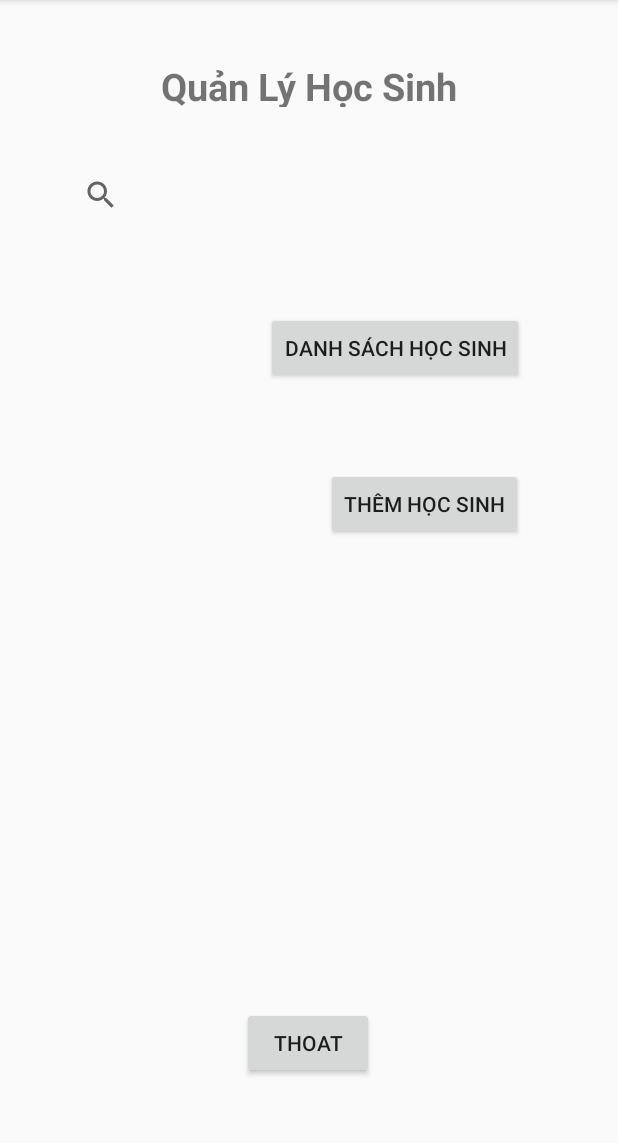
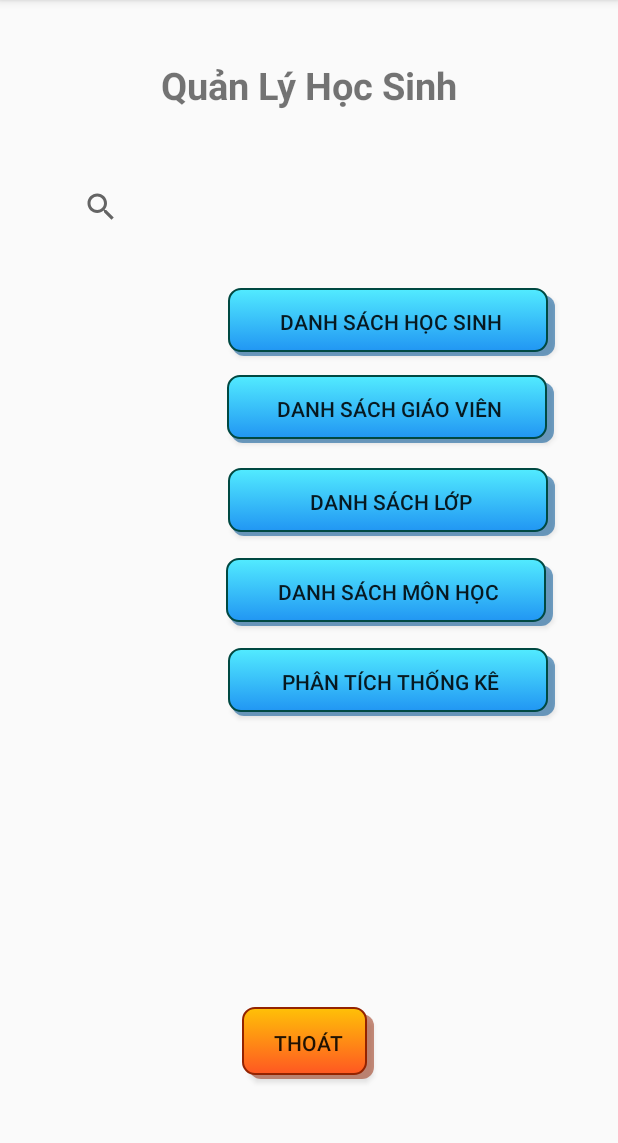
Before and after one commit to pphong/QuanLyHocSinh, an Android app: the screen it shows after launch (MainActivity), on a phone screen of 412 x 824 dp, the part 84-1227 px from its top. Run offline under Robolectric (Android 15) with nearby library versions, the phone set to English and light mode, and no system bars.

Commit message:
activity_main.xml: add new btn create new selectors: button_selector.xml, button_negative_selector.xml

```diff
--- /dev/null
+++ b/app/src/main/res/drawable/button_negative_selector.xml
@@ -0,0 +1,24 @@
+<?xml version="1.0" encoding="utf-8"?>
+<selector xmlns:android="http://schemas.android.com/apk/res/android">
+    <item>
+        <layer-list>
+            <item android:left="5dp" android:top="5dp">
+                <shape>
+                    <corners android:radius="8dp" />
+                    <solid android:color="#80932300" />
+                </shape>
+            </item>
+            <item android:bottom="3dp" android:right="5dp">
+                <shape>
+                    <corners android:radius="8dp" />
+                    <gradient android:angle="270"
+                        android:endColor="#FF5722" android:startColor="#FFC107" />
+                    <stroke android:width="1dp" android:color="#932300" />
+                    <padding android:bottom="10dp" android:left="10dp"
+                        android:right="10dp" android:top="10dp" />
+                </shape>
+            </item>
+        </layer-list>
+    </item>
+
+</selector>
--- /dev/null
+++ b/app/src/main/res/drawable/button_selector.xml
@@ -0,0 +1,24 @@
+<?xml version="1.0" encoding="utf-8"?>
+<selector xmlns:android="http://schemas.android.com/apk/res/android">
+    <item>
+        <layer-list>
+            <item android:left="5dp" android:top="5dp">
+                <shape>
+                    <corners android:radius="8dp" />
+                    <solid android:color="#8A005598" />
+                </shape>
+            </item>
+            <item android:bottom="3dp" android:right="5dp" android:left="2dp">
+                <shape>
+                    <corners android:radius="8dp" />
+                    <gradient android:angle="270"
+                        android:endColor="#2196F3" android:startColor="#52EBFF" />
+                    <stroke android:width="1dp" android:color="#004942" />
+                    <padding android:bottom="10dp" android:left="10dp"
+                        android:right="10dp" android:top="10dp" />
+                </shape>
+            </item>
+        </layer-list>
+    </item>
+
+</selector>
--- a/app/src/main/res/layout/activity_main.xml
+++ b/app/src/main/res/layout/activity_main.xml
@@ -7,10 +7,10 @@
     tools:context=".MainActivity">
 
     <TextView
-        android:id="@+id/textView"
-        android:layout_width="220dp"
-        android:layout_height="31dp"
-        android:gravity="center_horizontal"
+        android:id="@+id/tvTitle"
+        android:layout_width="254dp"
+        android:layout_height="34dp"
+        android:gravity="center"
         android:text="@string/title_main_menu_name"
         android:textSize="25sp"
         android:textStyle="bold"
@@ -22,31 +22,34 @@
         app:layout_constraintVertical_bias="0.054" />
 
     <Button
-        android:id="@+id/button2"
-        android:layout_width="wrap_content"
-        android:layout_height="wrap_content"
-        android:layout_marginTop="312dp"
-        android:text="@string/btn_add"
+        android:id="@+id/btnTeachers"
+        android:layout_width="220dp"
+        android:layout_height="45dp"
+        android:layout_marginTop="250dp"
+        android:background="@drawable/button_selector"
+        android:text="@string/btn_list_teacher"
         app:layout_constraintEnd_toEndOf="parent"
-        app:layout_constraintHorizontal_bias="0.775"
+        app:layout_constraintHorizontal_bias="0.778"
         app:layout_constraintStart_toStartOf="parent"
         app:layout_constraintTop_toTopOf="parent" />
 
     <Button
-        android:id="@+id/button"
-        android:layout_width="wrap_content"
-        android:layout_height="wrap_content"
-        android:layout_marginTop="208dp"
-        android:text="@string/btn_list"
+        android:id="@+id/btnStudents"
+        android:layout_width="220dp"
+        android:layout_height="45dp"
+        android:layout_marginTop="192dp"
+        android:background="@drawable/button_selector"
+        android:text="@string/btn_list_student"
         app:layout_constraintEnd_toEndOf="parent"
-        app:layout_constraintHorizontal_bias="0.738"
+        app:layout_constraintHorizontal_bias="0.78"
         app:layout_constraintStart_toStartOf="parent"
         app:layout_constraintTop_toTopOf="parent" />
 
     <Button
-        android:id="@+id/button3"
+        android:id="@+id/btnExit"
         android:layout_width="wrap_content"
         android:layout_height="wrap_content"
+        android:background="@drawable/button_negative_selector"
         android:text="@string/btn_exit"
         app:layout_constraintBottom_toBottomOf="parent"
         app:layout_constraintEnd_toEndOf="parent"
@@ -56,12 +59,51 @@
         app:layout_constraintVertical_bias="0.932" />
 
     <SearchView
+        android:id="@+id/svStudent"
         android:layout_width="325dp"
         android:layout_height="40dp"
+        android:baselineAligned="false"
         app:layout_constraintBottom_toBottomOf="parent"
         app:layout_constraintEnd_toEndOf="parent"
         app:layout_constraintStart_toStartOf="parent"
         app:layout_constraintTop_toTopOf="parent"
-        app:layout_constraintVertical_bias="0.151" />
+        app:layout_constraintVertical_bias="0.162" />
+
+    <Button
+        android:id="@+id/btnClasses"
+        android:layout_width="220dp"
+        android:layout_height="45dp"
+        android:layout_marginTop="312dp"
+        android:background="@drawable/button_selector"
+        android:text="@string/btn_list_class"
+        app:layout_constraintEnd_toEndOf="parent"
+        app:layout_constraintHorizontal_bias="0.78"
+        app:layout_constraintStart_toStartOf="parent"
+        app:layout_constraintTop_toTopOf="parent" />
+
+    <Button
+        android:id="@+id/btnSubjects"
+        android:layout_width="220dp"
+        android:layout_height="45dp"
+        android:layout_marginTop="372dp"
+        android:background="@drawable/button_selector"
+        android:text="@string/btn_list_subject"
+        app:layout_constraintEnd_toEndOf="parent"
+        app:layout_constraintHorizontal_bias="0.774"
+        app:layout_constraintStart_toStartOf="parent"
+        app:layout_constraintTop_toTopOf="parent" />
+
+    <Button
+        android:id="@+id/btnAnalysis"
+        android:layout_width="220dp"
+        android:layout_height="45dp"
+        android:layout_marginTop="432dp"
+        android:background="@drawable/button_selector"
+        android:focusableInTouchMode="false"
+        android:text="@string/btn_analysis"
+        app:layout_constraintEnd_toEndOf="parent"
+        app:layout_constraintHorizontal_bias="0.78"
+        app:layout_constraintStart_toStartOf="parent"
+        app:layout_constraintTop_toTopOf="parent" />
 
 </androidx.constraintlayout.widget.ConstraintLayout>
--- a/app/src/main/res/values/strings.xml
+++ b/app/src/main/res/values/strings.xml
@@ -1,8 +1,12 @@
 <resources>
     <string name="app_name">QuanLyHocSinh</string>
     <string name="title_main_menu_name">Quản Lý Học Sinh</string>
-    <string name="btn_list">Danh sách học sinh</string>
+    <string name="btn_list_student">Danh sách học sinh</string>
+    <string name="btn_list_teacher">Danh sách giáo viên</string>
+    <string name="btn_list_class">Danh sách lớp</string>
+    <string name="btn_list_subject">Danh sách môn học</string>
+    <string name="btn_analysis">Phân tích thống kê</string>
     <string name="btn_add">Thêm học sinh</string>
-    <string name="btn_exit">Thoat</string>
+    <string name="btn_exit">Thoát</string>
 
 </resources>
```
